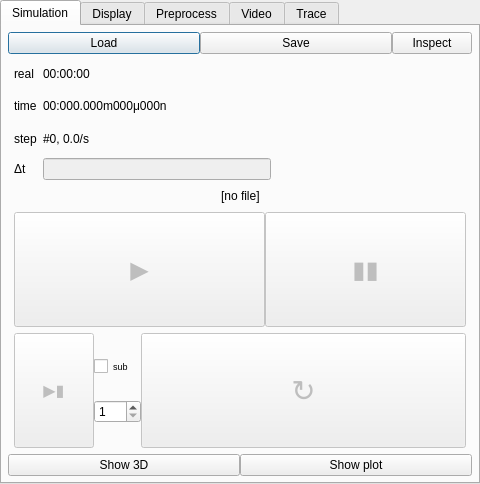
Qt form gui/qt4/controller.ui (Azeko2xo/woodem) before a commit.
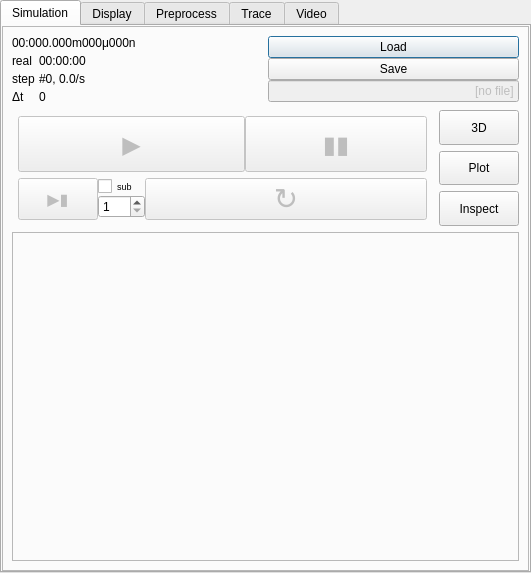
The same form after that commit. Icons and pictures are not drawn.

Commit message: 1. Add Scene.uiBuild so that simulation can add custom frame to the main panel 2. Reorganize controller/simulation panel 3. Add Scene.PausedContextManager used as "with S.paused():" , which assures no engines run in the context block (there are some deadlocks in combination with the 3d sometimes, it is being investigated 4. Add Leapfrog.dontCollect to avoid warning about collecting DEM nodes when there are none (must be explicitly set) 5. Add ParticleContainer.remask, disappear, reappear methods 6. Add custom UI to the BinSeg sim

```diff
--- a/gui/qt4/controller.ui
+++ b/gui/qt4/controller.ui
@@ -6,8 +6,8 @@
    <rect>
     <x>0</x>
     <y>0</y>
-    <width>480</width>
-    <height>484</height>
+    <width>531</width>
+    <height>573</height>
    </rect>
   </property>
   <property name="sizePolicy">
@@ -45,22 +45,111 @@
       <attribute name="title">
        <string>Simulation</string>
       </attribute>
+      <layout class="QGridLayout" name="gridLayout_4">
+       <property name="margin">
+        <number>0</number>
+       </property>
+       <property name="spacing">
+        <number>0</number>
+       </property>
+       <item row="0" column="0">
+        <widget class="QFrame" name="frame">
+         <property name="frameShape">
+          <enum>QFrame::StyledPanel</enum>
+         </property>
+         <property name="frameShadow">
+          <enum>QFrame::Raised</enum>
+         </property>
+         <layout class="QGridLayout" name="gridLayout_12">
+          <item row="0" column="0">
+           <layout class="QGridLayout" name="simPageLayout">
+            <item row="0" column="0">
+             <layout class="QHBoxLayout" name="horizontalLayout_5">
+              <property name="spacing">
+               <number>4</number>
+              </property>
+              <item>
+               <layout class="QGridLayout" name="gridLayout_2">
+                <item row="0" column="0">
+                 <widget class="QLabel" name="virtTimeLabel">
+                  <property name="sizePolicy">
+                   <sizepolicy hsizetype="Preferred" vsizetype="Preferred">
+                    <horstretch>1</horstretch>
+                    <verstretch>0</verstretch>
+                   </sizepolicy>
+                  </property>
+                  <property name="text">
+                   <string>00:000.000m000μ000n</string>
+                  </property>
+                 </widget>
+                </item>
+                <item row="1" column="0">
       <layout class="QGridLayout" name="gridLayout">
-       <property name="margin">
-        <number>0</number>
-       </property>
-       <property name="spacing">
-        <number>0</number>
-       </property>
+                  <item row="1" column="1">
+                   <widget class="QLabel" name="iterLabel">
+                    <property name="sizePolicy">
+                     <sizepolicy hsizetype="Preferred" vsizetype="Preferred">
+                      <horstretch>1</horstretch>
+                      <verstretch>0</verstretch>
+                     </sizepolicy>
+                    </property>
+                    <property name="text">
+                     <string>#0, 0.0/s</string>
+                    </property>
+                    <property name="wordWrap">
+                     <bool>true</bool>
+                    </property>
+                   </widget>
+                  </item>
+                  <item row="2" column="1">
+                   <widget class="QLabel" name="dtLabel">
+                    <property name="text">
+                     <string>0</string>
+                    </property>
+                   </widget>
+                  </item>
+                  <item row="1" column="0">
+                   <widget class="QLabel" name="label_8">
+                    <property name="text">
+                     <string>step</string>
+                    </property>
+                   </widget>
+                  </item>
        <item row="0" column="0">
+                   <widget class="QLabel" name="label_6">
+                    <property name="text">
+                     <string>real</string>
+                    </property>
+                   </widget>
+                  </item>
+                  <item row="0" column="1">
+                   <widget class="QLabel" name="realTimeLabel">
+                    <property name="sizePolicy">
+                     <sizepolicy hsizetype="Preferred" vsizetype="Preferred">
+                      <horstretch>1</horstretch>
+                      <verstretch>0</verstretch>
+                     </sizepolicy>
+                    </property>
+                    <property name="text">
+                     <string>00:00:00</string>
+                    </property>
+                   </widget>
+                  </item>
+                  <item row="2" column="0">
+                   <widget class="QLabel" name="label_9">
+                    <property name="text">
+                     <string>Δt</string>
+                    </property>
+                   </widget>
+                  </item>
+                 </layout>
+                </item>
+               </layout>
+              </item>
+              <item>
         <layout class="QVBoxLayout" name="verticalLayout_3">
-         <property name="margin">
-          <number>6</number>
-         </property>
-         <item>
-          <layout class="QHBoxLayout" name="horizontalLayout_2">
-           <property name="sizeConstraint">
-            <enum>QLayout::SetMinAndMaxSize</enum>
+                <property name="spacing">
+                 <number>0</number>
            </property>
            <item>
             <widget class="QPushButton" name="loadButton">
@@ -113,196 +202,36 @@
             </widget>
            </item>
            <item>
-            <widget class="QPushButton" name="inspectButton">
-             <property name="toolTip">
-              <string>Loook at all simulation objects</string>
-             </property>
-             <property name="text">
-              <string>Inspect</string>
-             </property>
-            </widget>
-           </item>
-          </layout>
-         </item>
-         <item>
-          <layout class="QGridLayout" name="gridLayout_4">
-           <property name="sizeConstraint">
-            <enum>QLayout::SetNoConstraint</enum>
-           </property>
-           <property name="margin">
-            <number>6</number>
-           </property>
-           <property name="spacing">
-            <number>6</number>
-           </property>
-           <item row="0" column="0">
-            <widget class="QLabel" name="label_6">
-             <property name="text">
-              <string>real</string>
-             </property>
-            </widget>
-           </item>
-           <item row="0" column="2">
-            <widget class="QLabel" name="realTimeLabel">
-             <property name="sizePolicy">
-              <sizepolicy hsizetype="Preferred" vsizetype="Preferred">
-               <horstretch>1</horstretch>
-               <verstretch>0</verstretch>
-              </sizepolicy>
-             </property>
-             <property name="text">
-              <string>00:00:00</string>
-             </property>
-            </widget>
-           </item>
-           <item row="2" column="2">
-            <widget class="QLabel" name="iterLabel">
-             <property name="sizePolicy">
-              <sizepolicy hsizetype="Preferred" vsizetype="Preferred">
-               <horstretch>1</horstretch>
-               <verstretch>0</verstretch>
-              </sizepolicy>
-             </property>
-             <property name="text">
-              <string>#0, 0.0/s</string>
-             </property>
-             <property name="wordWrap">
-              <bool>true</bool>
-             </property>
-            </widget>
-           </item>
-           <item row="1" column="2">
-            <widget class="QLabel" name="virtTimeLabel">
-             <property name="sizePolicy">
-              <sizepolicy hsizetype="Preferred" vsizetype="Preferred">
-               <horstretch>1</horstretch>
-               <verstretch>0</verstretch>
-              </sizepolicy>
-             </property>
-             <property name="text">
-              <string>00:000.000m000μ000n</string>
-             </property>
-            </widget>
-           </item>
-           <item row="2" column="0">
-            <widget class="QLabel" name="label_8">
-             <property name="text">
-              <string>step</string>
-             </property>
-            </widget>
-           </item>
-           <item row="3" column="0">
-            <widget class="QLabel" name="label_9">
-             <property name="text">
-              <string>Δt</string>
-             </property>
-            </widget>
-           </item>
-           <item row="1" column="0">
-            <widget class="QLabel" name="label_7">
-             <property name="text">
-              <string>time</string>
-             </property>
-            </widget>
-           </item>
-           <item row="0" column="3" rowspan="4" alignment="Qt::AlignLeft|Qt::AlignTop">
-            <widget class="QLabel" name="label_5">
+                 <widget class="QLineEdit" name="fileLabel">
              <property name="enabled">
               <bool>false</bool>
-             </property>
-             <property name="sizePolicy">
-              <sizepolicy hsizetype="Fixed" vsizetype="Fixed">
-               <horstretch>0</horstretch>
-               <verstretch>0</verstretch>
-              </sizepolicy>
-             </property>
-             <property name="minimumSize">
-              <size>
-               <width>189</width>
-               <height>120</height>
-              </size>
-             </property>
-             <property name="maximumSize">
-              <size>
-               <width>100</width>
-               <height>100</height>
-              </size>
-             </property>
-             <property name="toolTip">
-              <string>&lt;html&gt;&lt;head/&gt;&lt;body&gt;&lt;p&gt;http://woodem.eu/doc&lt;/p&gt;&lt;/body&gt;&lt;/html&gt;</string>
-             </property>
-             <property name="text">
-              <string/>
-             </property>
-             <property name="pixmap">
-              <pixmap resource="img.qrc">:/img/woodem-logo.png</pixmap>
-             </property>
-             <property name="scaledContents">
-              <bool>true</bool>
-             </property>
-             <property name="wordWrap">
-              <bool>false</bool>
-             </property>
-             <property name="margin">
-              <number>0</number>
-             </property>
-            </widget>
-           </item>
-           <item row="3" column="2">
-            <widget class="QLineEdit" name="dtEdit">
-             <property name="enabled">
-              <bool>false</bool>
-             </property>
-             <property name="sizePolicy">
-              <sizepolicy hsizetype="Expanding" vsizetype="Fixed">
-               <horstretch>1</horstretch>
-               <verstretch>0</verstretch>
-              </sizepolicy>
              </property>
              <property name="focusPolicy">
-              <enum>Qt::ClickFocus</enum>
-             </property>
-            </widget>
-           </item>
-          </layout>
-         </item>
-         <item>
-          <layout class="QHBoxLayout" name="horizontalLayout_5">
-           <item>
-            <spacer name="horizontalSpacer_2">
-             <property name="orientation">
-              <enum>Qt::Horizontal</enum>
-             </property>
-             <property name="sizeHint" stdset="0">
-              <size>
-               <width>40</width>
-               <height>20</height>
-              </size>
-             </property>
-            </spacer>
-           </item>
-           <item>
-            <widget class="QLabel" name="fileLabel">
+                   <enum>Qt::NoFocus</enum>
+                  </property>
              <property name="text">
               <string>[no file]</string>
              </property>
-            </widget>
-           </item>
-           <item>
-            <spacer name="horizontalSpacer">
-             <property name="orientation">
-              <enum>Qt::Horizontal</enum>
-             </property>
-             <property name="sizeHint" stdset="0">
-              <size>
-               <width>40</width>
-               <height>20</height>
-              </size>
-             </property>
-            </spacer>
+                  <property name="cursorPosition">
+                   <number>9</number>
+                  </property>
+                  <property name="alignment">
+                   <set>Qt::AlignRight|Qt::AlignTrailing|Qt::AlignVCenter</set>
+                  </property>
+                  <property name="dragEnabled">
+                   <bool>false</bool>
+                  </property>
+                  <property name="readOnly">
+                   <bool>true</bool>
+                  </property>
+                 </widget>
+                </item>
+               </layout>
            </item>
           </layout>
          </item>
+            <item row="1" column="0">
+             <layout class="QHBoxLayout" name="horizontalLayout_2" stretch="0,0">
          <item>
           <layout class="QVBoxLayout" name="verticalLayout_2">
            <property name="spacing">
@@ -327,6 +256,12 @@
                  <verstretch>0</verstretch>
                 </sizepolicy>
                </property>
+                    <property name="minimumSize">
+                     <size>
+                      <width>0</width>
+                      <height>56</height>
+                     </size>
+                    </property>
                <property name="font">
                 <font>
                  <pointsize>18</pointsize>
@@ -363,6 +298,12 @@
                  <verstretch>0</verstretch>
                 </sizepolicy>
                </property>
+                    <property name="minimumSize">
+                     <size>
+                      <width>0</width>
+                      <height>56</height>
+                     </size>
+                    </property>
                <property name="font">
                 <font>
                  <pointsize>18</pointsize>
@@ -496,27 +437,79 @@
           </layout>
          </item>
          <item>
-          <layout class="QGridLayout" name="gridLayout_2">
-           <item row="0" column="0">
+               <layout class="QVBoxLayout" name="verticalLayout">
+                <item>
             <widget class="QPushButton" name="show3dButton">
+                  <property name="sizePolicy">
+                   <sizepolicy hsizetype="Minimum" vsizetype="MinimumExpanding">
+                    <horstretch>0</horstretch>
+                    <verstretch>0</verstretch>
+                   </sizepolicy>
+                  </property>
              <property name="text">
-              <string>Show 3D</string>
+                   <string>3D</string>
              </property>
              <property name="checkable">
               <bool>true</bool>
              </property>
             </widget>
            </item>
-           <item row="0" column="1">
+                <item>
             <widget class="QPushButton" name="plotButton">
+                  <property name="sizePolicy">
+                   <sizepolicy hsizetype="Minimum" vsizetype="MinimumExpanding">
+                    <horstretch>0</horstretch>
+                    <verstretch>0</verstretch>
+                   </sizepolicy>
+                  </property>
              <property name="text">
-              <string>Show plot</string>
+                   <string>Plot</string>
              </property>
             </widget>
            </item>
+                <item>
+                 <widget class="QPushButton" name="inspectButton">
+                  <property name="sizePolicy">
+                   <sizepolicy hsizetype="Minimum" vsizetype="MinimumExpanding">
+                    <horstretch>0</horstretch>
+                    <verstretch>0</verstretch>
+                   </sizepolicy>
+                  </property>
+                  <property name="toolTip">
+                   <string>Loook at all simulation objects</string>
+                  </property>
+                  <property name="text">
+                   <string>Inspect</string>
+                  </property>
+                  <property name="checkable">
+                   <bool>true</bool>
+                  </property>
+                 </widget>
+                </item>
           </layout>
          </item>
         </layout>
+            </item>
+            <item row="2" column="0">
+             <widget class="QFrame" name="customArea">
+              <property name="sizePolicy">
+               <sizepolicy hsizetype="Preferred" vsizetype="Preferred">
+                <horstretch>40</horstretch>
+                <verstretch>40</verstretch>
+               </sizepolicy>
+              </property>
+              <property name="frameShape">
+               <enum>QFrame::StyledPanel</enum>
+              </property>
+              <property name="frameShadow">
+               <enum>QFrame::Raised</enum>
+              </property>
+             </widget>
+            </item>
+           </layout>
+          </item>
+         </layout>
+        </widget>
        </item>
       </layout>
      </widget>
@@ -744,6 +737,69 @@
        </item>
       </layout>
      </widget>
+     <widget class="QWidget" name="tab_5">
+      <property name="sizePolicy">
+       <sizepolicy hsizetype="Expanding" vsizetype="Expanding">
+        <horstretch>1</horstretch>
+        <verstretch>1</verstretch>
+       </sizepolicy>
+      </property>
+      <attribute name="title">
+       <string>Trace</string>
+      </attribute>
+      <layout class="QGridLayout" name="gridLayout_10">
+       <property name="margin">
+        <number>0</number>
+       </property>
+       <property name="spacing">
+        <number>0</number>
+       </property>
+       <item row="0" column="0">
+        <layout class="QHBoxLayout" name="horizontalLayout_9">
+         <item>
+          <widget class="QCheckBox" name="traceChecbox">
+           <property name="text">
+            <string>Trace particles</string>
+           </property>
+          </widget>
+         </item>
+         <item>
+          <widget class="QPushButton" name="resetTraceButton">
+           <property name="enabled">
+            <bool>false</bool>
+           </property>
+           <property name="sizePolicy">
+            <sizepolicy hsizetype="Fixed" vsizetype="Fixed">
+             <horstretch>0</horstretch>
+             <verstretch>0</verstretch>
+            </sizepolicy>
+           </property>
+           <property name="text">
+            <string>Reset</string>
+           </property>
+          </widget>
+         </item>
+        </layout>
+       </item>
+       <item row="1" column="0">
+        <widget class="QScrollArea" name="tracerArea">
+         <property name="widgetResizable">
+          <bool>true</bool>
+         </property>
+         <widget class="QWidget" name="scrollAreaWidgetContents">
+          <property name="geometry">
+           <rect>
+            <x>0</x>
+            <y>0</y>
+            <width>525</width>
+            <height>509</height>
+           </rect>
+          </property>
+         </widget>
+        </widget>
+       </item>
+      </layout>
+     </widget>
      <widget class="QWidget" name="tab_3">
       <attribute name="title">
        <string>Video</string>
@@ -856,63 +912,6 @@
        </item>
       </layout>
      </widget>
-     <widget class="QWidget" name="tab_5">
-      <property name="sizePolicy">
-       <sizepolicy hsizetype="Expanding" vsizetype="Expanding">
-        <horstretch>1</horstretch>
-        <verstretch>1</verstretch>
-       </sizepolicy>
-      </property>
-      <attribute name="title">
-       <string>Trace</string>
-      </attribute>
-      <layout class="QGridLayout" name="gridLayout_10">
-       <item row="0" column="0">
-        <layout class="QHBoxLayout" name="horizontalLayout_9">
-         <item>
-          <widget class="QCheckBox" name="traceChecbox">
-           <property name="text">
-            <string>Trace particles</string>
-           </property>
-          </widget>
-         </item>
-         <item>
-          <widget class="QPushButton" name="resetTraceButton">
-           <property name="enabled">
-            <bool>false</bool>
-           </property>
-           <property name="sizePolicy">
-            <sizepolicy hsizetype="Fixed" vsizetype="Fixed">
-             <horstretch>0</horstretch>
-             <verstretch>0</verstretch>
-            </sizepolicy>
-           </property>
-           <property name="text">
-            <string>Reset</string>
-           </property>
-          </widget>
-         </item>
-        </layout>
-       </item>
-       <item row="1" column="0">
-        <widget class="QScrollArea" name="tracerArea">
-         <property name="widgetResizable">
-          <bool>true</bool>
-         </property>
-         <widget class="QWidget" name="scrollAreaWidgetContents">
-          <property name="geometry">
-           <rect>
-            <x>0</x>
-            <y>0</y>
-            <width>456</width>
-            <height>396</height>
-           </rect>
-          </property>
-         </widget>
-        </widget>
-       </item>
-      </layout>
-     </widget>
     </widget>
    </item>
   </layout>
```
Left out of the diff: 80 changed lines with no effect on the pictures. Lines whose indentation alone changed are shown as unchanged. The commit also changes 18 other files.
